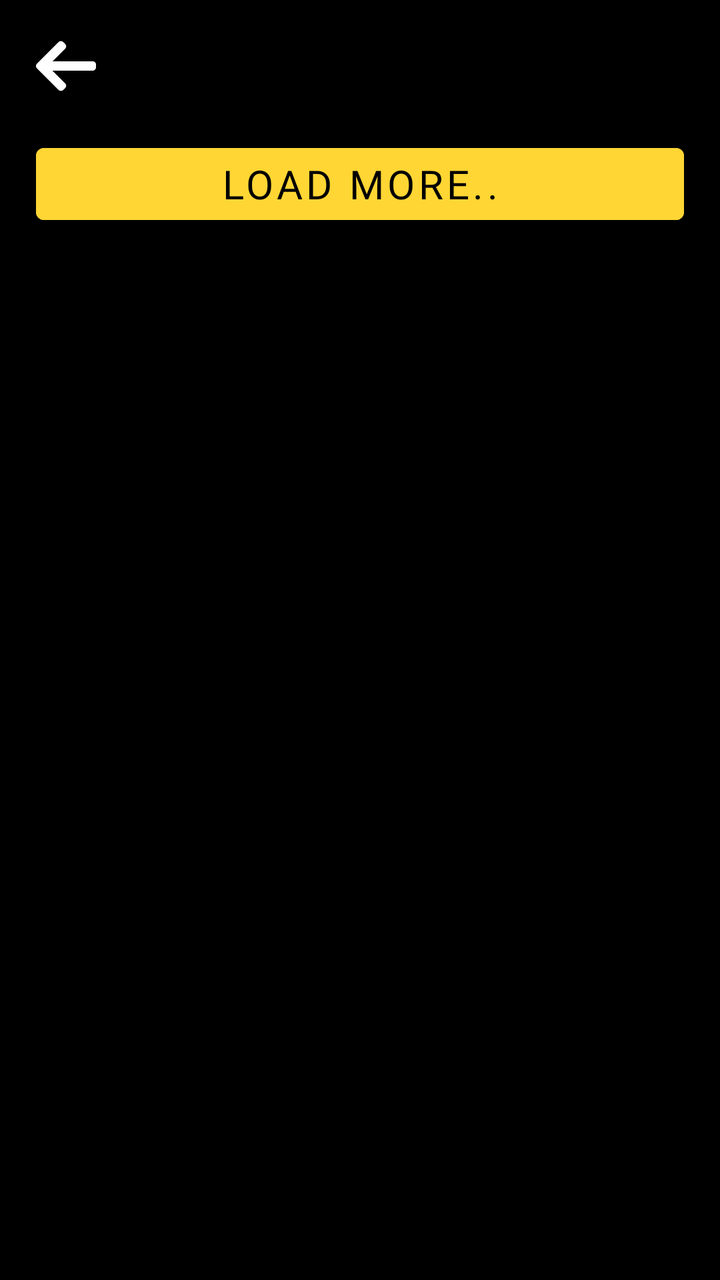
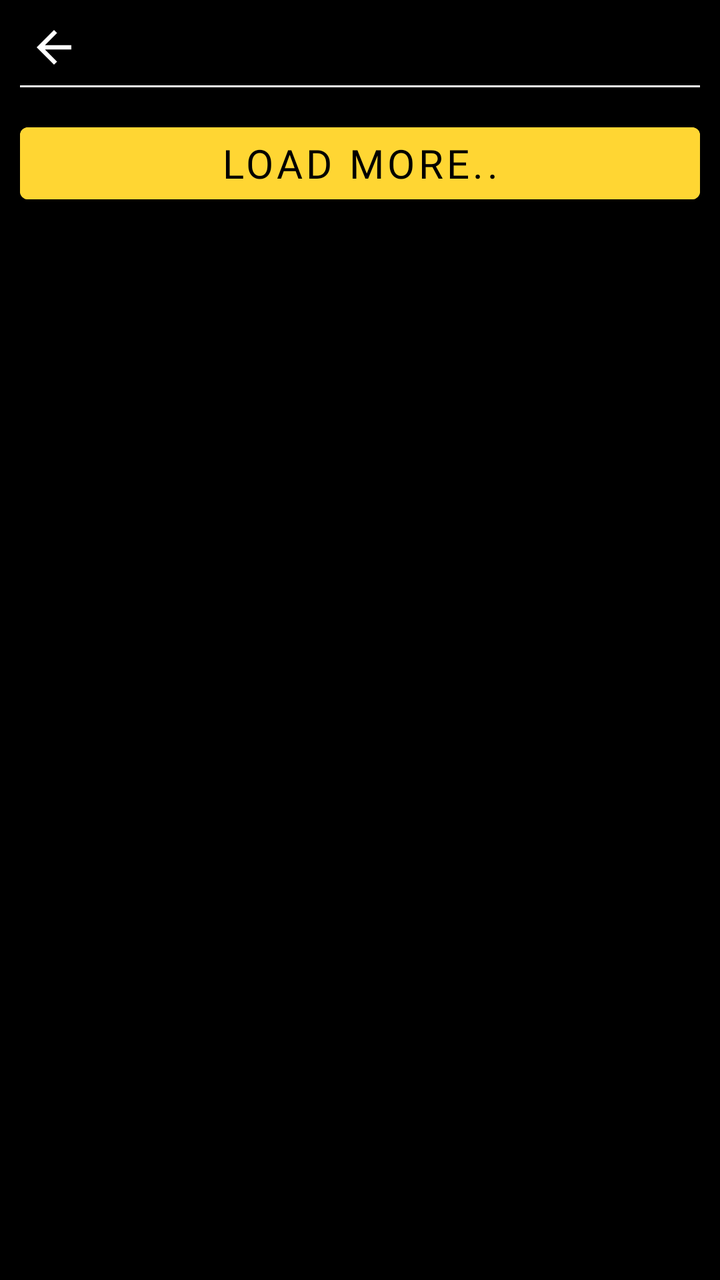

An Android layout rendered at two revisions. The XML below is the earlier revision; the diff shows what the commit changed to produce the second picture.
<!-- AndroidManifest.xml: application theme Theme.NavigationDrawer -->
<!-- res/layout/fragment_gallery.xml -->
<?xml version="1.0" encoding="utf-8"?>
<androidx.core.widget.NestedScrollView xmlns:android="http://schemas.android.com/apk/res/android"
    xmlns:app="http://schemas.android.com/apk/res-auto"
    xmlns:tools="http://schemas.android.com/tools"
    android:layout_width="match_parent"
    android:layout_height="match_parent"
    android:background="@color/black"
    tools:context=".Fragment.Gallery">

    <androidx.constraintlayout.widget.ConstraintLayout
        android:layout_width="match_parent"
        android:layout_height="wrap_content"
        android:padding="8dp">

        <ImageView
            android:id="@+id/backBtn"
            android:layout_width="wrap_content"
            android:layout_height="wrap_content"
            android:layout_margin="10dp"
            android:src="@drawable/back"
            app:layout_constraintStart_toStartOf="parent"
            app:layout_constraintTop_toTopOf="parent" />

        <androidx.recyclerview.widget.RecyclerView
            android:id="@+id/gallRV"
            android:layout_width="0dp"
            android:layout_height="wrap_content"
            android:layout_marginTop="10dp"
            app:layout_constraintEnd_toEndOf="parent"
            app:layout_constraintStart_toStartOf="parent"
            app:layout_constraintTop_toBottomOf="@id/backBtn" />

        <Button
            android:id="@+id/loadBtn"
            android:layout_width="0dp"
            android:layout_height="wrap_content"
            android:layout_margin="10dp"
            android:backgroundTint="#FFD633"
            android:fontFamily="@font/poppins_medium"
            android:text="Load More.."
            android:textColor="@color/black"
            android:textSize="20sp"
            app:layout_constraintBottom_toBottomOf="parent"
            app:layout_constraintEnd_toEndOf="parent"
            app:layout_constraintStart_toStartOf="parent"
            app:layout_constraintTop_toBottomOf="@id/gallRV" />

    </androidx.constraintlayout.widget.ConstraintLayout>

</androidx.core.widget.NestedScrollView>
<!-- resources referenced by this layout -->
<resources>
  <color name="black">#FF000000</color>
  <!-- drawable back (drawable) -->
  <vector xmlns:android="http://schemas.android.com/apk/res/android"
      android:width="30dp"
      android:height="30dp"
      android:viewportWidth="492"
      android:viewportHeight="492">
    <path
        android:pathData="M464.34,207.42l0.77,0.17H135.89l103.5,-103.72c5.07,-5.06 7.85,-11.92 7.85,-19.12c0,-7.2 -2.78,-14.01 -7.85,-19.09L223.28,49.54c-5.06,-5.06 -11.81,-7.86 -19.01,-7.86c-7.2,0 -13.95,2.78 -19.02,7.84L7.84,226.91C2.76,232 -0.02,238.77 0,245.97c-0.02,7.24 2.76,14.02 7.84,19.1l177.41,177.41c5.06,5.06 11.81,7.84 19.02,7.84c7.2,0 13.94,-2.79 19.01,-7.84l16.1,-16.11c5.07,-5.06 7.85,-11.81 7.85,-19.01c0,-7.2 -2.78,-13.59 -7.85,-18.65L134.72,284.41h329.99c14.83,0 27.29,-12.78 27.29,-27.6v-22.79C492,219.2 479.17,207.42 464.34,207.42z"
        android:fillColor="#FFFFFF"/>
  </vector>
  <style name="Theme.NavigationDrawer" parent="Theme.MaterialComponents.DayNight.NoActionBar">
          
          <item name="colorPrimary">#FFECA1</item>
          
      </style>
</resources>

<!-- the commit's change to res/layout/fragment_gallery.xml (unified diff, before → after) -->
@@ -9,17 +9,53 @@
 
     <androidx.constraintlayout.widget.ConstraintLayout
         android:layout_width="match_parent"
-        android:layout_height="wrap_content"
-        android:padding="8dp">
+        android:layout_height="wrap_content">
 
-        <ImageView
-            android:id="@+id/backBtn"
-            android:layout_width="wrap_content"
+        <LinearLayout
+            android:id="@+id/lay2"
+            android:layout_width="match_parent"
             android:layout_height="wrap_content"
-            android:layout_margin="10dp"
-            android:src="@drawable/back"
+            android:layout_marginTop="10dp"
+            android:orientation="horizontal"
+            android:paddingHorizontal="10dp"
+            android:weightSum="1"
+            app:layout_constraintEnd_toEndOf="parent"
             app:layout_constraintStart_toStartOf="parent"
-            app:layout_constraintTop_toTopOf="parent" />
+            app:layout_constraintTop_toTopOf="parent">
+
+            <ImageView
+                android:id="@+id/back"
+                android:layout_width="0dp"
+                android:layout_height="wrap_content"
+                android:layout_gravity="center_vertical"
+                android:layout_weight="0.1"
+                android:src="@drawable/arrow_back" />
+
+            <TextView
+                android:id="@+id/text1"
+                android:layout_width="0dp"
+                android:layout_height="wrap_content"
+                android:layout_gravity="center_vertical"
+                android:layout_marginBottom="-2dp"
+                android:layout_weight="0.9"
+                android:fontFamily="@font/poppins_semibold"
+                android:gravity="center_vertical"
+                android:paddingHorizontal="5dp"
+                android:textAllCaps="true"
+                android:textColor="@color/white"
+                android:textSize="22sp" />
+        </LinearLayout>
+
+        <View
+            android:id="@+id/view1"
+            android:layout_width="0dp"
+            android:layout_height="1dp"
+            android:layout_marginHorizontal="10dp"
+            android:layout_marginTop="5dp"
+            android:background="@color/white"
+            app:layout_constraintEnd_toEndOf="parent"
+            app:layout_constraintStart_toStartOf="parent"
+            app:layout_constraintTop_toBottomOf="@id/lay2" />
 
         <androidx.recyclerview.widget.RecyclerView
             android:id="@+id/gallRV"
@@ -28,7 +64,7 @@
             android:layout_marginTop="10dp"
             app:layout_constraintEnd_toEndOf="parent"
             app:layout_constraintStart_toStartOf="parent"
-            app:layout_constraintTop_toBottomOf="@id/backBtn" />
+            app:layout_constraintTop_toBottomOf="@id/lay2" />
 
         <Button
             android:id="@+id/loadBtn"
<!-- resource entries referenced after the edit -->
@@ -1,15 +1,12 @@
 <!-- resources referenced by this layout -->
 <resources>
   <color name="black">#FF000000</color>
-  <!-- drawable back (drawable) -->
-  <vector xmlns:android="http://schemas.android.com/apk/res/android"
-      android:width="30dp"
-      android:height="30dp"
-      android:viewportWidth="492"
-      android:viewportHeight="492">
-    <path
-        android:pathData="M464.34,207.42l0.77,0.17H135.89l103.5,-103.72c5.07,-5.06 7.85,-11.92 7.85,-19.12c0,-7.2 -2.78,-14.01 -7.85,-19.09L223.28,49.54c-5.06,-5.06 -11.81,-7.86 -19.01,-7.86c-7.2,0 -13.95,2.78 -19.02,7.84L7.84,226.91C2.76,232 -0.02,238.77 0,245.97c-0.02,7.24 2.76,14.02 7.84,19.1l177.41,177.41c5.06,5.06 11.81,7.84 19.02,7.84c7.2,0 13.94,-2.79 19.01,-7.84l16.1,-16.11c5.07,-5.06 7.85,-11.81 7.85,-19.01c0,-7.2 -2.78,-13.59 -7.85,-18.65L134.72,284.41h329.99c14.83,0 27.29,-12.78 27.29,-27.6v-22.79C492,219.2 479.17,207.42 464.34,207.42z"
-        android:fillColor="#FFFFFF"/>
+  <color name="white">#FFFFFFFF</color>
+  <!-- drawable arrow_back (drawable) -->
+  <vector android:autoMirrored="true" android:height="26dp"
+      android:tint="#FFFFFF" android:viewportHeight="24"
+      android:viewportWidth="24" android:width="26dp" xmlns:android="http://schemas.android.com/apk/res/android">
+      <path android:fillColor="@android:color/black" android:pathData="M20,11H7.83l5.59,-5.59L12,4l-8,8 8,8 1.41,-1.41L7.83,13H20v-2z"/>
   </vector>
   <style name="Theme.NavigationDrawer" parent="Theme.MaterialComponents.DayNight.NoActionBar">
           
